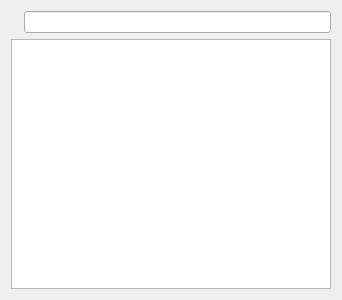
Before: the Qt Designer form ui/labelist.ui in samstyle/Xpeccy, drawn with Qt 5.
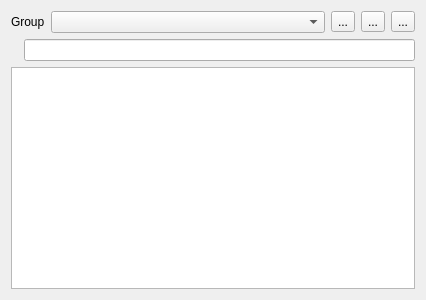
After: the same form once the commit is applied. Icons and pictures are not drawn.

Patch:
```diff
--- a/ui/labelist.ui
+++ b/ui/labelist.ui
@@ -9,7 +9,7 @@
    <rect>
     <x>0</x>
     <y>0</y>
-    <width>342</width>
+    <width>426</width>
     <height>300</height>
    </rect>
   </property>
@@ -17,6 +17,53 @@
    <string>Labels list</string>
   </property>
   <layout class="QVBoxLayout" name="verticalLayout">
+   <item>
+    <layout class="QHBoxLayout" name="horizontalLayout_2" stretch="0,10,0,0,0">
+     <item>
+      <widget class="QLabel" name="label_2">
+       <property name="text">
+        <string>Group</string>
+       </property>
+      </widget>
+     </item>
+     <item>
+      <widget class="QComboBox" name="cbLabelSet"/>
+     </item>
+     <item>
+      <widget class="QToolButton" name="tbEditGrp">
+       <property name="text">
+        <string>...</string>
+       </property>
+       <property name="icon">
+        <iconset resource="../xpeccy.qrc">
+         <normaloff>:/images/edit.png</normaloff>:/images/edit.png</iconset>
+       </property>
+      </widget>
+     </item>
+     <item>
+      <widget class="QToolButton" name="tbAddGrp">
+       <property name="text">
+        <string>...</string>
+       </property>
+       <property name="icon">
+        <iconset resource="../xpeccy.qrc">
+         <normaloff>:/images/add.png</normaloff>:/images/add.png</iconset>
+       </property>
+      </widget>
+     </item>
+     <item>
+      <widget class="QToolButton" name="tbDelGrp">
+       <property name="text">
+        <string>...</string>
+       </property>
+       <property name="icon">
+        <iconset resource="../xpeccy.qrc">
+         <normaloff>:/images/cancel.png</normaloff>:/images/cancel.png</iconset>
+       </property>
+      </widget>
+     </item>
+    </layout>
+   </item>
    <item>
     <layout class="QHBoxLayout" name="horizontalLayout">
      <item>
```
